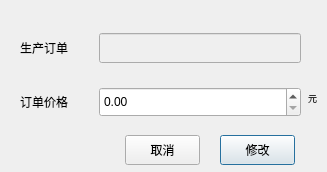
Old version of the form Qt/ERP/dialogmodprice.ui in the repository superp2017/NTERP.
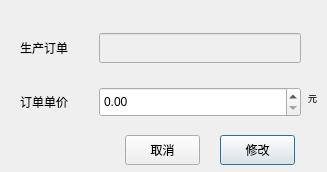
New version of the form.

```diff
--- a/Qt/ERP/dialogmodprice.ui
+++ b/Qt/ERP/dialogmodprice.ui
@@ -117,7 +117,7 @@
        </size>
       </property>
       <property name="text">
-       <string>订单价格</string>
+       <string>订单单价</string>
       </property>
       <property name="alignment">
        <set>Qt::AlignRight|Qt::AlignTrailing|Qt::AlignVCenter</set>
```
